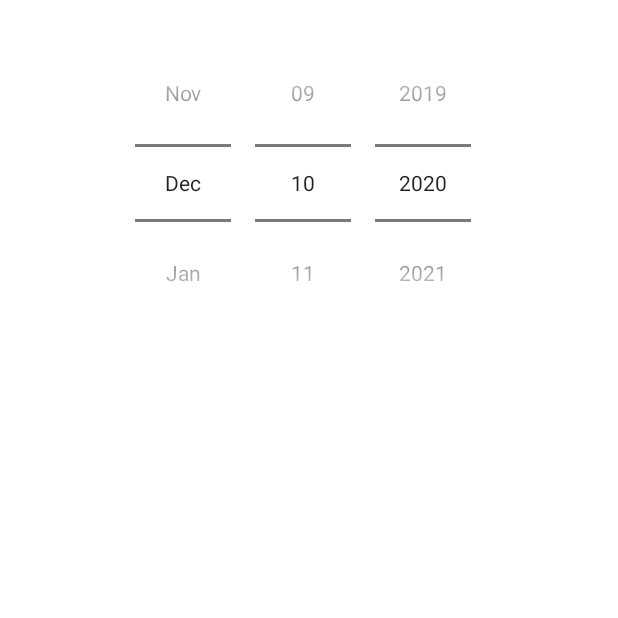
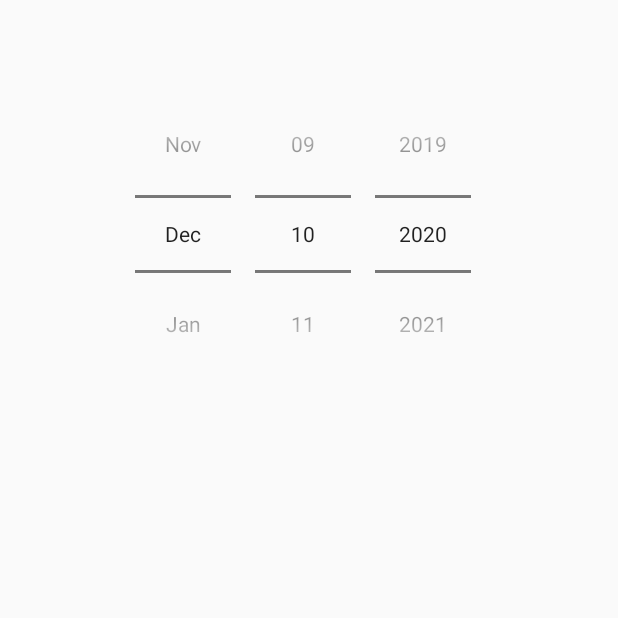
Before and after one commit to hoonjong/Shinhan_food, an Android app: the screen it shows after launch (MainActivity), on a phone screen of 412 x 824 dp, the top half of it. Run offline under Robolectric (Android 15) with nearby library versions, the phone set to English and light mode, and no system bars.

Commit message:
Revert "첫번째 커밋입니다. -2020.12.10 신한대식당 시작"
This reverts commit 52bce7f89fdaa907b103c8f4305d3e99fd0ac80b.

2020.12.11 오전 12:49
액션바 안뜨는 문제 해결 : 원인 : 메인액티비에서 extends를 AppCompatActivity 를 안하고, Activity.를 하고 있었음. --> 무슨차이 인지 고민해야 함

```diff
--- a/app/src/main/AndroidManifest.xml
+++ b/app/src/main/AndroidManifest.xml
@@ -5,7 +5,7 @@
     <application
         android:allowBackup="true"
         android:icon="@mipmap/ic_launcher"
-        android:label="@string/app_name"
+        android:label="신한대학교 터널식당"
         android:roundIcon="@mipmap/ic_launcher_round"
         android:supportsRtl="true"
         android:theme="@style/AppTheme">
--- a/app/src/main/res/layout/activity_main.xml
+++ b/app/src/main/res/layout/activity_main.xml
@@ -1,10 +1,11 @@
+<?xml version="1.0" encoding="utf-8"?>
 <LinearLayout xmlns:android="http://schemas.android.com/apk/res/android"
     xmlns:tools="http://schemas.android.com/tools"
+    xmlns:app="http://schemas.android.com/apk/res-auto"
     android:layout_width="match_parent"
     android:layout_height="match_parent"
-    android:background="#fff"
     android:orientation="vertical"
-    android:padding="16dp"
+    android:padding="50dp"
     tools:context=".MainActivity">
 
 
@@ -13,7 +14,6 @@
         android:layout_width="wrap_content"
         android:layout_height="wrap_content"
         android:layout_gravity="center_horizontal"
-        android:calendarTextColor="@color/colorPrimary"
         android:calendarViewShown="false"
         android:datePickerMode="spinner" />
 
--- a/app/src/main/res/values/styles.xml
+++ b/app/src/main/res/values/styles.xml
@@ -3,16 +3,9 @@
     <!-- Base application theme. -->
     <style name="AppTheme" parent="Theme.AppCompat.Light.DarkActionBar">
         <!-- Customize your theme here. -->
-        <item name="colorPrimary">@color/colorPrimary</item>
-        <item name="colorPrimaryDark">@color/colorPrimaryDark</item>
+        <item name="colorPrimary">#2196F3</item>
+        <item name="colorPrimaryDark">#2196F3</item>
         <item name="colorAccent">@color/colorAccent</item>
     </style>
 
-    <style name="MyDatePicker" >
-        <!-- Text color -->
-        <item name="android:textColorPrimary">@color/colorPrimaryDark</item>
-        <!-- Divider color -->
-        <item name="colorControlNormal">@color/colorPrimaryDark</item>
-    </style>
-
 </resources>
```
Also changed, not shown: app/src/main/java/com/jongdroid/shinhan_food/MainActivity.java (+5 -7 lines).
